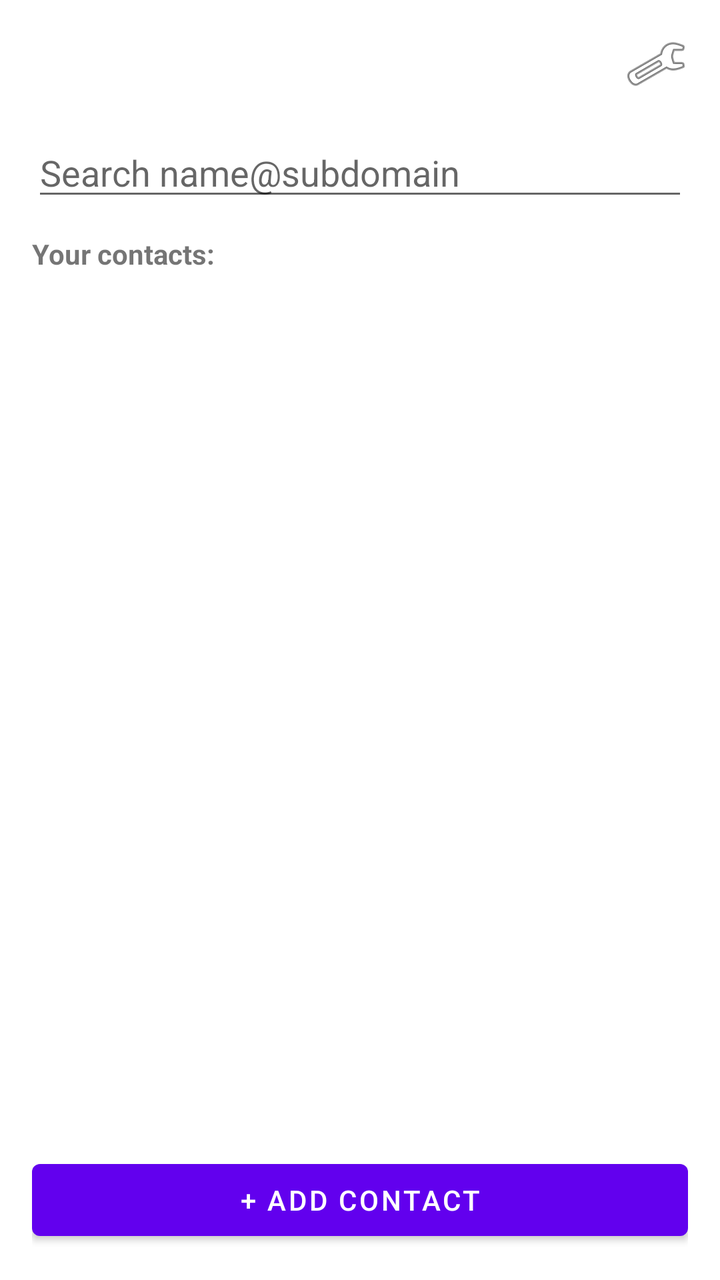
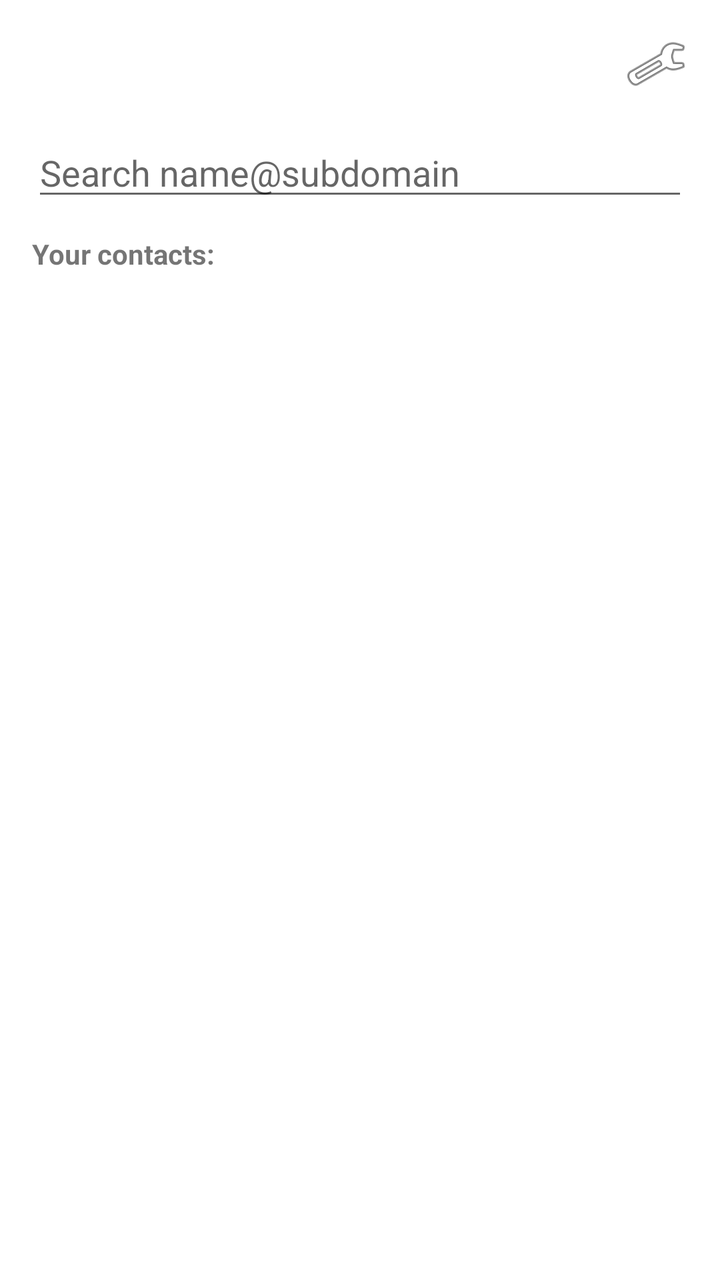

The first picture is an Android layout as it rendered before a commit; the second is the same layout after the commit. The layout source and the unified diff follow.
<!-- AndroidManifest.xml: application theme Theme.MatrixMessenger -->
<!-- res/layout/activity_home.xml -->
<?xml version="1.0" encoding="utf-8"?>
<LinearLayout xmlns:android="http://schemas.android.com/apk/res/android"
    android:layout_width="match_parent"
    android:layout_height="match_parent"
    android:orientation="vertical"
    android:padding="16dp">

    <LinearLayout
        android:layout_width="match_parent"
        android:layout_height="wrap_content"
        android:orientation="horizontal"
        android:gravity="center_vertical"
        android:layout_marginBottom="16dp">

        <TextView
            android:id="@+id/welcomeText"
            android:layout_width="0dp"
            android:layout_height="wrap_content"
            android:layout_weight="1"
            android:textSize="20sp"
            android:textStyle="bold" />

        <ImageButton
            android:id="@+id/settingsButton"
            android:layout_width="wrap_content"
            android:layout_height="wrap_content"
            android:background="?attr/selectableItemBackgroundBorderless"
            android:contentDescription="Settings"
            android:src="@android:drawable/ic_menu_manage" />

    </LinearLayout>

    <EditText
        android:id="@+id/searchInput"
        android:layout_width="match_parent"
        android:layout_height="wrap_content"
        android:hint="Search name@subdomain"
        android:layout_marginBottom="12dp" />

    <TextView
        android:layout_width="wrap_content"
        android:layout_height="wrap_content"
        android:text="Your contacts:"
        android:textStyle="bold"
        android:layout_marginBottom="8dp" />

    <ListView
        android:id="@+id/contactsList"
        android:layout_width="match_parent"
        android:layout_height="0dp"
        android:layout_weight="1" />

    <Button
        android:id="@+id/addContactButton"
        android:layout_width="match_parent"
        android:layout_height="wrap_content"
        android:text="+ Add Contact" />

</LinearLayout>
<!-- resources referenced by this layout -->
<resources>
  <style name="Theme.MatrixMessenger" parent="Theme.MaterialComponents.DayNight.NoActionBar" />
</resources>

<!-- the commit's change to res/layout/activity_home.xml (unified diff, before → after) -->
@@ -50,10 +50,4 @@
         android:layout_height="0dp"
         android:layout_weight="1" />
 
-    <Button
-        android:id="@+id/addContactButton"
-        android:layout_width="match_parent"
-        android:layout_height="wrap_content"
-        android:text="+ Add Contact" />
-
 </LinearLayout>
